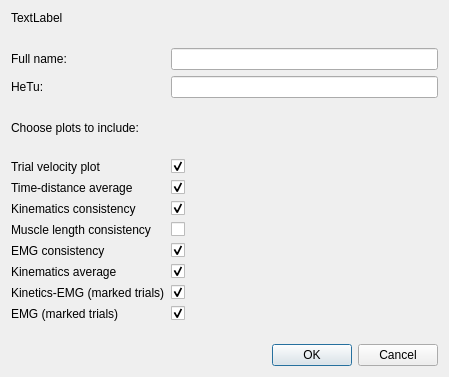
The window that gaitutils/nexus_scripts/hetu_dialog.ui (NCH-Motion-Laboratory/gaitutils) describes before a commit, drawn with Qt 5.
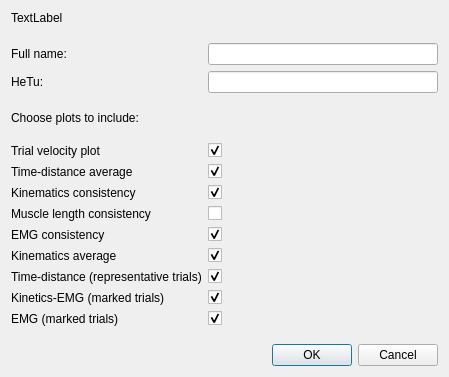
The same window after the commit.

Commit message: representative time-dist plots

Patch:
```diff
--- a/gaitutils/nexus_scripts/hetu_dialog.ui
+++ b/gaitutils/nexus_scripts/hetu_dialog.ui
@@ -164,26 +164,26 @@
        </property>
       </widget>
      </item>
-     <item row="13" column="1">
-      <widget class="QCheckBox" name="cbKinEMGMarked">
-       <property name="sizePolicy">
-        <sizepolicy hsizetype="Minimum" vsizetype="Fixed">
-         <horstretch>0</horstretch>
-         <verstretch>0</verstretch>
-        </sizepolicy>
-       </property>
-       <property name="layoutDirection">
-        <enum>Qt::LeftToRight</enum>
-       </property>
-       <property name="text">
-        <string/>
-       </property>
-       <property name="checked">
-        <bool>true</bool>
-       </property>
-      </widget>
-     </item>
      <item row="14" column="1">
+      <widget class="QCheckBox" name="cbKinEMGMarked">
+       <property name="sizePolicy">
+        <sizepolicy hsizetype="Minimum" vsizetype="Fixed">
+         <horstretch>0</horstretch>
+         <verstretch>0</verstretch>
+        </sizepolicy>
+       </property>
+       <property name="layoutDirection">
+        <enum>Qt::LeftToRight</enum>
+       </property>
+       <property name="text">
+        <string/>
+       </property>
+       <property name="checked">
+        <bool>true</bool>
+       </property>
+      </widget>
+     </item>
+     <item row="15" column="1">
       <widget class="QCheckBox" name="cbEMGMarked">
        <property name="sizePolicy">
         <sizepolicy hsizetype="Minimum" vsizetype="Fixed">
@@ -237,14 +237,14 @@
        </property>
       </widget>
      </item>
-     <item row="13" column="0">
+     <item row="14" column="0">
       <widget class="QLabel" name="label_9">
        <property name="text">
         <string>Kinetics-EMG (marked trials)</string>
        </property>
       </widget>
      </item>
-     <item row="14" column="0">
+     <item row="15" column="0">
       <widget class="QLabel" name="label_10">
        <property name="text">
         <string>EMG (marked trials)</string>
@@ -264,7 +264,7 @@
        </property>
       </spacer>
      </item>
-     <item row="15" column="0">
+     <item row="16" column="0">
       <spacer name="verticalSpacer_4">
        <property name="orientation">
         <enum>Qt::Vertical</enum>
@@ -304,6 +304,32 @@
        </property>
       </widget>
      </item>
+     <item row="13" column="0">
+      <widget class="QLabel" name="label_12">
+       <property name="text">
+        <string>Time-distance (representative trials)</string>
+       </property>
+      </widget>
+     </item>
+     <item row="13" column="1">
+      <widget class="QCheckBox" name="cbTimeDistRepresentative">
+       <property name="sizePolicy">
+        <sizepolicy hsizetype="Minimum" vsizetype="Fixed">
+         <horstretch>0</horstretch>
+         <verstretch>0</verstretch>
+        </sizepolicy>
+       </property>
+       <property name="layoutDirection">
+        <enum>Qt::LeftToRight</enum>
+       </property>
+       <property name="text">
+        <string/>
+       </property>
+       <property name="checked">
+        <bool>true</bool>
+       </property>
+      </widget>
+     </item>
     </layout>
    </item>
    <item>
```
The commit also changes 3 other files.
